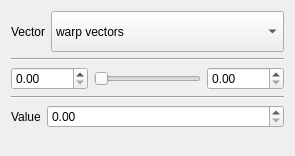
Qt form src/Mod/Fem/Gui/TaskPostWarpVector.ui (berndhahnebach/All_FreeCAD) before a commit.
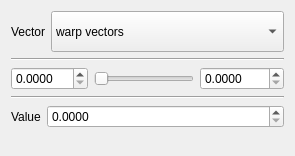
The same form after that commit.

Commit message: FEM: post warp filter, better values for ui spinbox values

```diff
--- a/src/Mod/Fem/Gui/TaskPostWarpVector.ui
+++ b/src/Mod/Fem/Gui/TaskPostWarpVector.ui
@@ -69,6 +69,9 @@
          <height>0</height>
         </size>
        </property>
+       <property name="decimals">
+        <number>4</number>
+       </property>
        <property name="maximum">
         <double>99999.000000000000000</double>
        </property>
@@ -119,8 +122,11 @@
          <height>0</height>
         </size>
        </property>
+       <property name="decimals">
+        <number>4</number>
+       </property>
        <property name="maximum">
-        <double>99999.000000000000000</double>
+        <double>1000000.000000000000000</double>
        </property>
       </widget>
      </item>
@@ -153,6 +159,12 @@
          <verstretch>0</verstretch>
         </sizepolicy>
        </property>
+       <property name="decimals">
+        <number>4</number>
+       </property>
+       <property name="maximum">
+        <double>9999999.000000000000000</double>
+       </property>
       </widget>
      </item>
     </layout>
```
